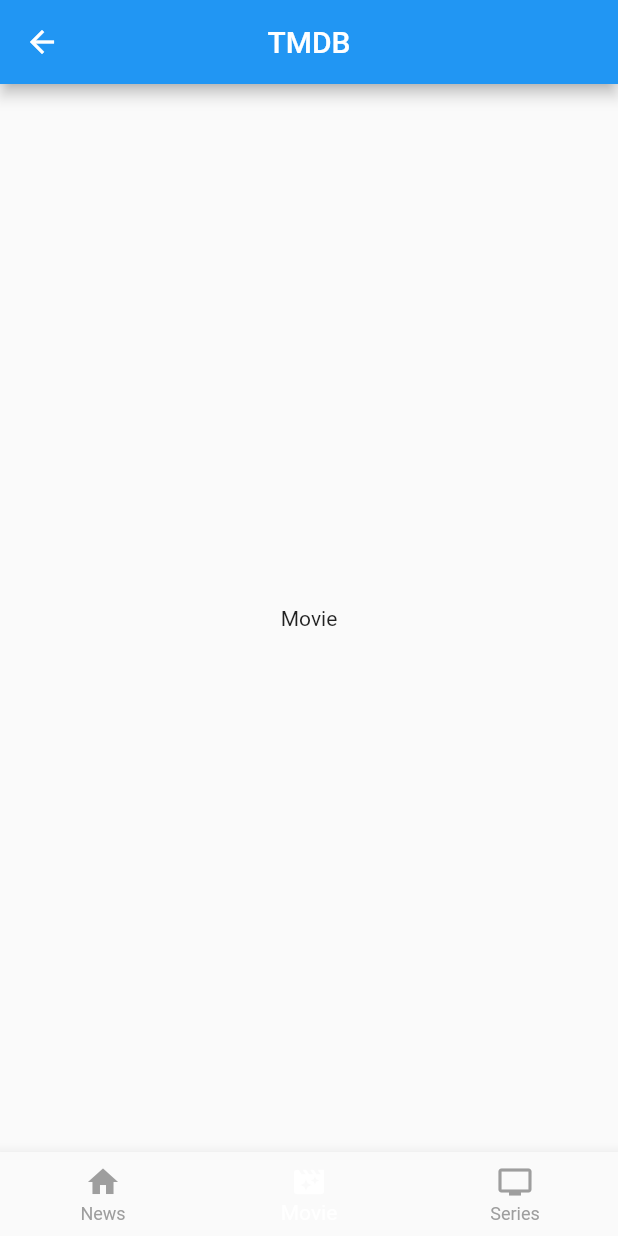
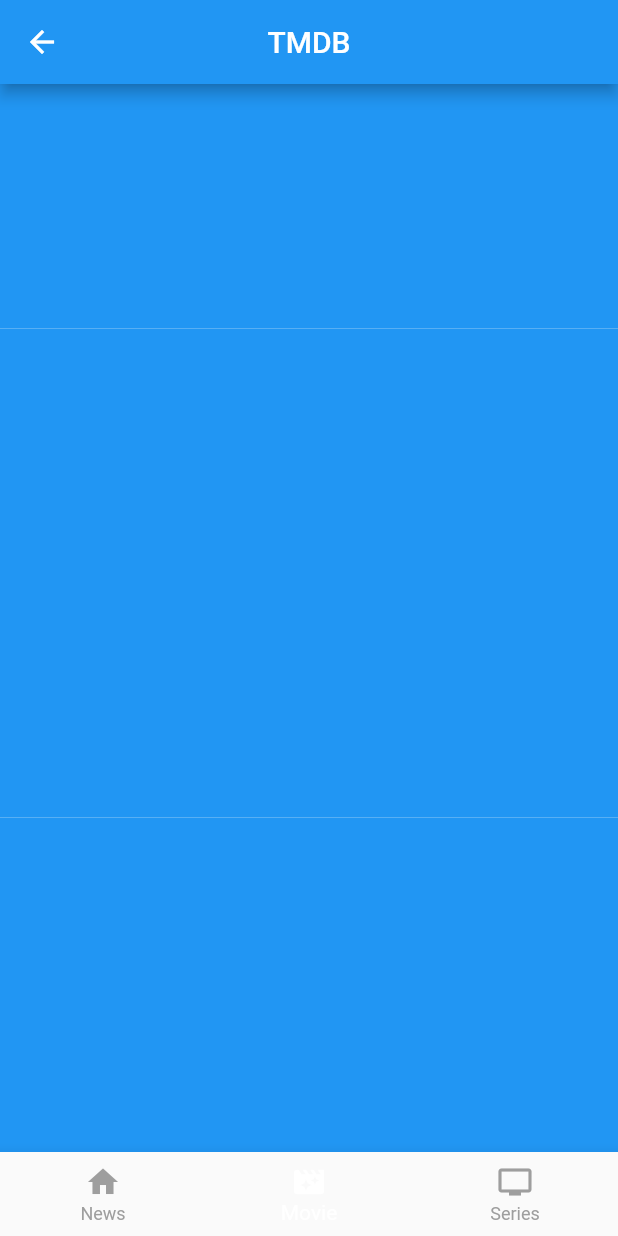
Before and after one commit to DarkPiano/The-Movie, a Flutter app: the MainScreenWidget screen opened by its route, item 2 of the bottom bar chosen, on a phone screen of 412 x 824 dp. Run offline on Flutter 3.47's test engine with Material 2 defaults, Android fonts, the phone set to English and light mode, and no system bars.

Commit message:
feat: movie widget creation

```diff
--- /dev/null
+++ b/lib/Theme/images.dart
@@ -0,0 +1,5 @@
+import 'package:flutter/cupertino.dart';
+
+abstract class AppImages {
+  static const tower = AssetImage('images/tower.jpeg');
+}
--- a/lib/widgets/main screen/main_screen_widget.dart
+++ b/lib/widgets/main screen/main_screen_widget.dart
@@ -1,4 +1,6 @@
 import 'package:flutter/material.dart';
+
+import '../movie_list/movie_list_widget.dart';
 
 class MainScreenWidget extends StatefulWidget {
   const MainScreenWidget({Key? key}) : super(key: key);
@@ -19,7 +21,7 @@
 
   static const List<Widget> _widgetOption = <Widget>[
     Text('News'),
-    Text('Movie'),
+    MovieListWidget(),
     Text('Series'),
   ];
 
--- /dev/null
+++ b/lib/widgets/movie_list/movie_list_widget.dart
@@ -0,0 +1,18 @@
+import 'package:flutter/material.dart';
+
+class MovieListWidget extends StatelessWidget {
+  const MovieListWidget({Key? key}) : super(key: key);
+
+  @override
+  Widget build(BuildContext context) {
+    return ListView.builder(
+      itemCount: 10,
+      itemExtent: 163,
+      itemBuilder: (BuildContext context, int index) {
+        return Container(
+          color: Colors.blue,
+        );
+      },
+    );
+  }
+}
--- a/pubspec.yaml
+++ b/pubspec.yaml
@@ -60,9 +60,8 @@
   uses-material-design: true
 
   # To add assets to your application, add an assets section, like this:
-  # assets:
-  #   - images/a_dot_burr.jpeg
-  #   - images/a_dot_ham.jpeg
+  assets:
+    - images/
 
   # An image asset can refer to one or more resolution-specific "variants", see
   # https://flutter.dev/assets-and-images/#resolution-aware
```
Also changed, not shown: Images/tower.jpeg (added), pubspec.lock.
